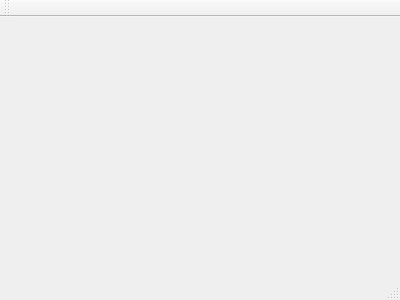
Before: the Qt Designer form qweatherforecast.ui in halecheng148/WeatherForecast, drawn with Qt 5.
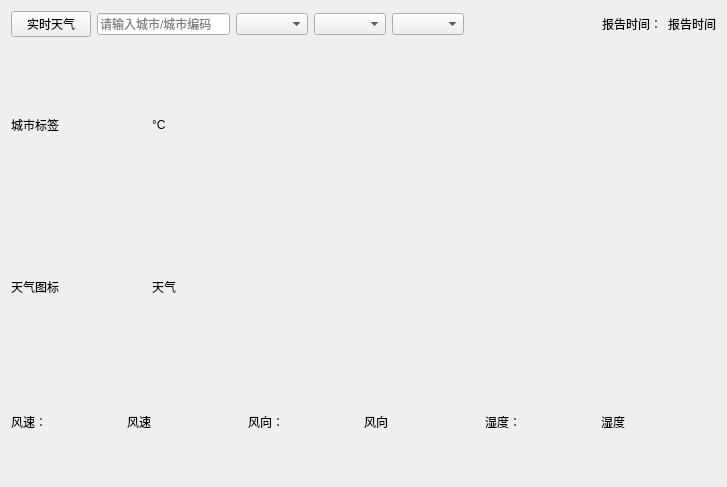
After: the same form once the commit is applied. The open tabs and pages were chosen to show the change.

```diff
--- a/qweatherforecast.ui
+++ b/qweatherforecast.ui
@@ -1,24 +1,369 @@
 <ui version="4.0">
  <class>QWeatherForecast</class>
- <widget class="QMainWindow" name="QWeatherForecast" >
-  <property name="geometry" >
+ <widget class="QMainWindow" name="QWeatherForecast">
+  <property name="geometry">
    <rect>
     <x>0</x>
     <y>0</y>
-    <width>400</width>
-    <height>300</height>
+    <width>727</width>
+    <height>487</height>
    </rect>
   </property>
   <property name="windowTitle" >
    <string>QWeatherForecast</string>
   </property>
-  <widget class="QMenuBar" name="menuBar" />
-  <widget class="QToolBar" name="mainToolBar" />
-  <widget class="QWidget" name="centralWidget" />
-  <widget class="QStatusBar" name="statusBar" />
+  <widget class="QWidget" name="centralWidget">
+   <layout class="QVBoxLayout" name="verticalLayout">
+    <item>
+     <layout class="QHBoxLayout" name="horizontalLayout_7">
+      <item>
+       <widget class="QPushButton" name="switchModeBtn">
+        <property name="text">
+         <string>实时天气</string>
+        </property>
+        <property name="checkable">
+         <bool>true</bool>
+        </property>
+       </widget>
+      </item>
+      <item>
+       <widget class="QLineEdit" name="cityEdit">
+        <property name="placeholderText">
+         <string>请输入城市/城市编码</string>
+        </property>
+       </widget>
+      </item>
+      <item>
+       <widget class="QWidget" name="selectModeWgt" native="true">
+        <layout class="QHBoxLayout" name="horizontalLayout_6">
+         <property name="leftMargin">
+          <number>0</number>
+         </property>
+         <property name="topMargin">
+          <number>0</number>
+         </property>
+         <property name="rightMargin">
+          <number>0</number>
+         </property>
+         <property name="bottomMargin">
+          <number>0</number>
+         </property>
+         <item>
+          <widget class="QComboBox" name="provinceComboBox"/>
+         </item>
+         <item>
+          <widget class="QComboBox" name="cityComboBox"/>
+         </item>
+         <item>
+          <widget class="QComboBox" name="countyComboBox"/>
+         </item>
+        </layout>
+       </widget>
+      </item>
+      <item>
+       <spacer name="horizontalSpacer_2">
+        <property name="orientation">
+         <enum>Qt::Horizontal</enum>
+        </property>
+        <property name="sizeHint" stdset="0">
+         <size>
+          <width>40</width>
+          <height>20</height>
+         </size>
+        </property>
+       </spacer>
+      </item>
+      <item>
+       <widget class="QLabel" name="label_4">
+        <property name="text">
+         <string>报告时间：</string>
+        </property>
+       </widget>
+      </item>
+      <item>
+       <widget class="QLabel" name="reportTimeLab">
+        <property name="text">
+         <string>报告时间</string>
+        </property>
+       </widget>
+      </item>
+     </layout>
+    </item>
+    <item>
+     <widget class="QStackedWidget" name="stackedWidget">
+      <property name="currentIndex">
+       <number>1</number>
+      </property>
+      <widget class="QWidget" name="page">
+       <layout class="QVBoxLayout" name="verticalLayout_2" stretch="3,1">
+        <property name="spacing">
+         <number>0</number>
+        </property>
+        <property name="leftMargin">
+         <number>0</number>
+        </property>
+        <property name="topMargin">
+         <number>0</number>
+        </property>
+        <property name="rightMargin">
+         <number>0</number>
+        </property>
+        <property name="bottomMargin">
+         <number>0</number>
+        </property>
+        <item>
+         <layout class="QGridLayout" name="gridLayout_2" rowstretch="0,0" columnstretch="1,1,3">
+          <property name="spacing">
+           <number>0</number>
+          </property>
+          <item row="0" column="0">
+           <widget class="QLabel" name="liveWeatherCityLab">
+            <property name="text">
+             <string>城市标签</string>
+            </property>
+           </widget>
+          </item>
+          <item row="0" column="1">
+           <widget class="QLabel" name="liveTempLab">
+            <property name="text">
+             <string>°C</string>
+            </property>
+           </widget>
+          </item>
+          <item row="0" column="2" rowspan="2">
+           <spacer name="horizontalSpacer">
+            <property name="orientation">
+             <enum>Qt::Horizontal</enum>
+            </property>
+            <property name="sizeHint" stdset="0">
+             <size>
+              <width>40</width>
+              <height>20</height>
+             </size>
+            </property>
+           </spacer>
+          </item>
+          <item row="1" column="0">
+           <widget class="QLabel" name="liveWeatherImgLab">
+            <property name="text">
+             <string>天气图标</string>
+            </property>
+           </widget>
+          </item>
+          <item row="1" column="1">
+           <widget class="QLabel" name="liveWeatherLab">
+            <property name="text">
+             <string>天气</string>
+            </property>
+           </widget>
+          </item>
+         </layout>
+        </item>
+        <item>
+         <layout class="QHBoxLayout" name="horizontalLayout_2">
+          <item>
+           <layout class="QHBoxLayout" name="horizontalLayout">
+            <property name="spacing">
+             <number>0</number>
+            </property>
+            <item>
+             <widget class="QLabel" name="lab">
+              <property name="text">
+               <string>风速：</string>
+              </property>
+             </widget>
+            </item>
+            <item>
+             <widget class="QLabel" name="liveLindPowerLab">
+              <property name="text">
+               <string>风速</string>
+              </property>
+             </widget>
+            </item>
+           </layout>
+          </item>
+          <item>
+           <layout class="QHBoxLayout" name="horizontalLayout_4">
+            <property name="spacing">
+             <number>0</number>
+            </property>
+            <item>
+             <widget class="QLabel" name="label_11">
+              <property name="text">
+               <string>风向：</string>
+              </property>
+             </widget>
+            </item>
+            <item>
+             <widget class="QLabel" name="liveWindDirectionLab">
+              <property name="text">
+               <string>风向</string>
+              </property>
+             </widget>
+            </item>
+           </layout>
+          </item>
+          <item>
+           <layout class="QHBoxLayout" name="horizontalLayout_5">
+            <property name="spacing">
+             <number>0</number>
+            </property>
+            <item>
+             <widget class="QLabel" name="label_12">
+              <property name="text">
+               <string>湿度：</string>
+              </property>
+             </widget>
+            </item>
+            <item>
+             <widget class="QLabel" name="liveHumidityLab">
+              <property name="text">
+               <string>湿度</string>
+              </property>
+             </widget>
+            </item>
+           </layout>
+          </item>
+         </layout>
+        </item>
+       </layout>
+      </widget>
+      <widget class="QWidget" name="page_2">
+       <layout class="QVBoxLayout" name="forecastLayout">
+        <property name="spacing">
+         <number>0</number>
+        </property>
+        <property name="leftMargin">
+         <number>0</number>
+        </property>
+        <property name="topMargin">
+         <number>0</number>
+        </property>
+        <property name="rightMargin">
+         <number>0</number>
+        </property>
+        <property name="bottomMargin">
+         <number>0</number>
+        </property>
+        <item>
+         <layout class="QGridLayout" name="gridLayout">
+          <property name="rightMargin">
+           <number>80</number>
+          </property>
+          <item row="1" column="0">
+           <widget class="QLabel" name="forecastWeatherImgLab">
+            <property name="text">
+             <string>天气图标</string>
+            </property>
+           </widget>
+          </item>
+          <item row="1" column="1">
+           <widget class="QLabel" name="forecastHighTempLab">
+            <property name="text">
+             <string>°C</string>
+            </property>
+           </widget>
+          </item>
+          <item row="2" column="2">
+           <layout class="QHBoxLayout" name="horizontalLayout_9">
+            <property name="spacing">
+             <number>0</number>
+            </property>
+            <item>
+             <widget class="QLabel" name="label_14">
+              <property name="text">
+               <string>风向：</string>
+              </property>
+             </widget>
+            </item>
+            <item>
+             <widget class="QLabel" name="forecastWindDirectionLab">
+              <property name="text">
+               <string>风向</string>
+              </property>
+             </widget>
+            </item>
+           </layout>
+          </item>
+          <item row="2" column="1">
+           <widget class="QLabel" name="forecastLowTempLab">
+            <property name="text">
+             <string>°C</string>
+            </property>
+           </widget>
+          </item>
+          <item row="1" column="2">
+           <layout class="QHBoxLayout" name="horizontalLayout_8">
+            <property name="spacing">
+             <number>0</number>
+            </property>
+            <item>
+             <widget class="QLabel" name="lab_2">
+              <property name="text">
+               <string>风速：</string>
+              </property>
+             </widget>
+            </item>
+            <item>
+             <widget class="QLabel" name="forecastWindPowerLab">
+              <property name="text">
+               <string>风速</string>
+              </property>
+             </widget>
+            </item>
+           </layout>
+          </item>
+          <item row="2" column="0">
+           <widget class="QLabel" name="forecastWeatherLab">
+            <property name="text">
+             <string>天气</string>
+            </property>
+           </widget>
+          </item>
+          <item row="0" column="0">
+           <widget class="QLabel" name="forecastWeatherCityLab">
+            <property name="text">
+             <string>城市标签</string>
+            </property>
+           </widget>
+          </item>
+          <item row="0" column="1">
+           <widget class="QLabel" name="forecastDateLab">
+            <property name="text">
+             <string>星期 日期</string>
+            </property>
+           </widget>
+          </item>
+         </layout>
+        </item>
+       </layout>
+      </widget>
+     </widget>
+    </item>
+   </layout>
+  </widget>
+  <widget class="QMenuBar" name="menuBar">
+   <property name="geometry">
+    <rect>
+     <x>0</x>
+     <y>0</y>
+     <width>727</width>
+     <height>26</height>
+    </rect>
+   </property>
+  </widget>
+  <action name="refreshAction">
+   <property name="text">
+    <string>刷新</string>
+   </property>
+  </action>
+  <action name="cityChangedAction">
+   <property name="text">
+    <string>切换城市输入方式</string>
+   </property>
+  </action>
  </widget>
- <layoutDefault spacing="6" margin="11" />
- <pixmapfunction></pixmapfunction>
+ <layoutdefault spacing="6" margin="11"/>
  <resources/>
  <connections/>
 </ui>
```
Left out of the diff: 5 changed lines with no effect on the pictures.
